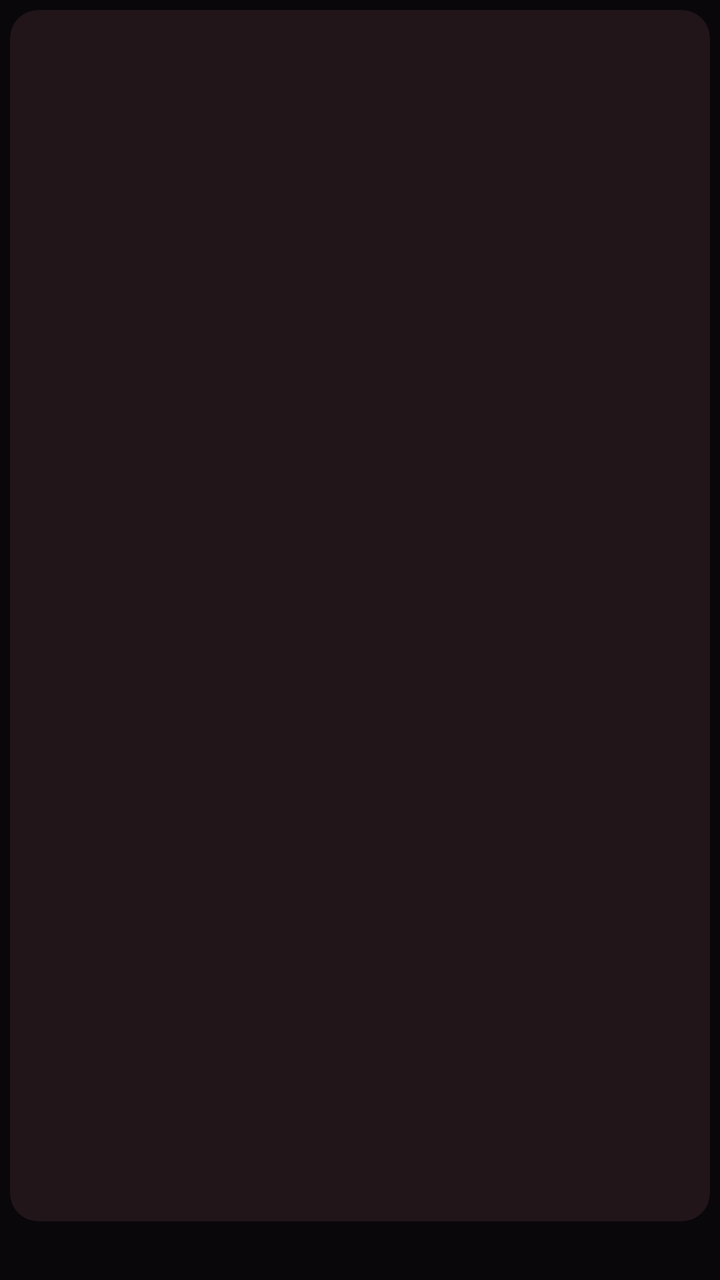
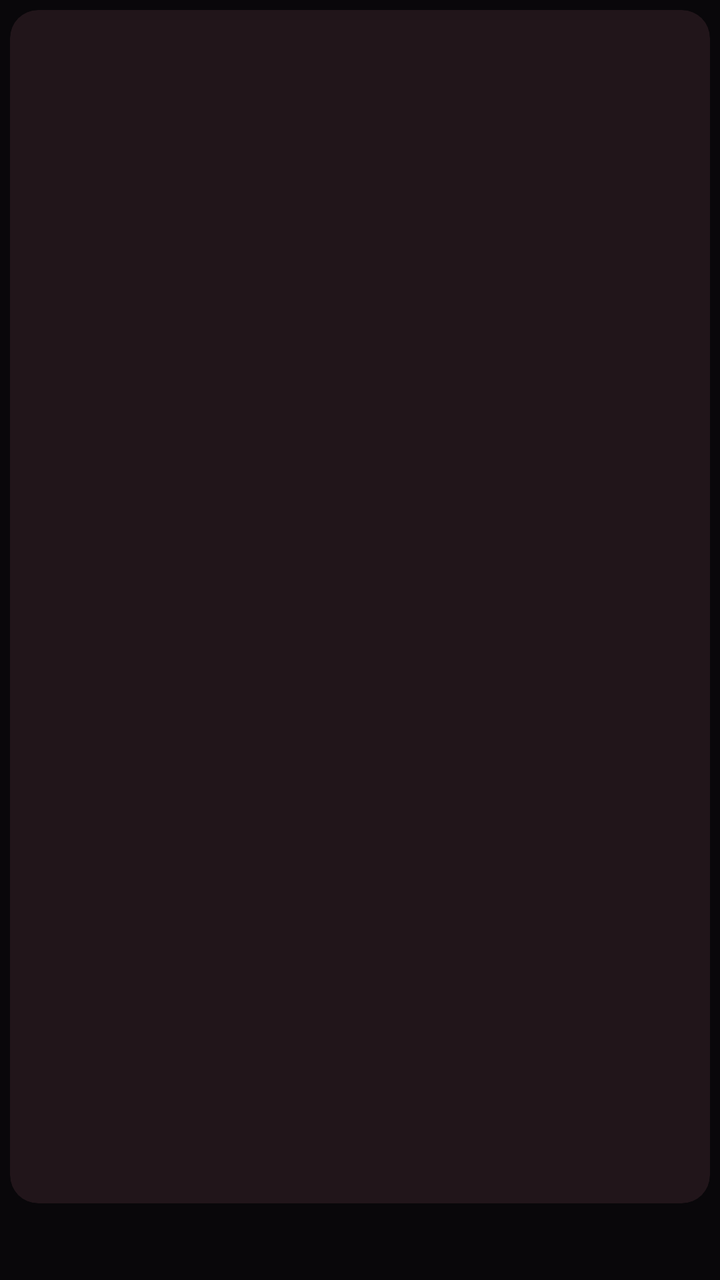

The first picture is an Android layout as it rendered before a commit; the second is the same layout after the commit. The layout source and the unified diff follow.
<!-- AndroidManifest.xml: application theme AppTheme -->
<!-- res/layout/item_home_channel.xml -->
<?xml version="1.0" encoding="utf-8"?>
<LinearLayout xmlns:android="http://schemas.android.com/apk/res/android"
    android:layout_width="220dp"
    android:layout_height="match_parent"
    android:layout_margin="5dp"
    android:background="@drawable/bg_card_home"
    android:clickable="true"
    android:clipChildren="false"
    android:focusable="true"
    android:orientation="vertical"
    android:padding="5dp">

    <FrameLayout
        android:layout_width="match_parent"
        android:layout_height="0dp"
        android:layout_weight="1"
        android:background="@drawable/bg_home_image"
        android:clipToOutline="true">

        <TextView
            android:id="@+id/tv_initial"
            android:layout_width="match_parent"
            android:layout_height="match_parent"
            android:gravity="center"
            android:textColor="#FFFF6B78"
            android:textSize="36sp"
            android:textStyle="bold" />

        <ImageView
            android:id="@+id/iv_logo"
            android:layout_width="match_parent"
            android:layout_height="match_parent"
            android:contentDescription="@null"
            android:padding="8dp"
            android:scaleType="fitCenter" />
    </FrameLayout>

    <TextView
        android:id="@+id/tv_name"
        android:layout_width="match_parent"
        android:layout_height="wrap_content"
        android:layout_marginTop="4dp"
        android:ellipsize="end"
        android:maxLines="1"
        android:textColor="#FFF7F3F4"
        android:textSize="15sp"
        android:textStyle="bold" />

    <TextView
        android:id="@+id/tv_now"
        android:layout_width="match_parent"
        android:layout_height="wrap_content"
        android:ellipsize="end"
        android:maxLines="1"
        android:textColor="#FFA99FA3"
        android:textSize="12sp"
        android:visibility="gone" />
</LinearLayout>
<!-- resources referenced by this layout -->
<resources>
  <!-- drawable bg_card_home (drawable) -->
  <?xml version="1.0" encoding="utf-8"?>
  <selector xmlns:android="http://schemas.android.com/apk/res/android">
      <item android:state_focused="true">
          <layer-list>
              <item
                  android:left="-4dp"
                  android:top="-4dp"
                  android:right="-4dp"
                  android:bottom="-4dp">
                  <shape android:shape="rectangle">
                      <solid android:color="#59FF2A3D" />
                      <corners android:radius="16dp" />
                  </shape>
              </item>
              <item
                  android:left="-2dp"
                  android:top="-2dp"
                  android:right="-2dp"
                  android:bottom="-2dp">
                  <shape android:shape="rectangle">
                      <solid android:color="#FFFFFF" />
                      <corners android:radius="14dp" />
                  </shape>
              </item>
              <item>
                  <shape android:shape="rectangle">
                      <solid android:color="#1E181B" />
                      <corners android:radius="12dp" />
                  </shape>
              </item>
          </layer-list>
      </item>
      <item android:drawable="@android:color/transparent" />
  </selector>
  <!-- drawable bg_home_image (drawable) -->
  <?xml version="1.0" encoding="utf-8"?>
  <shape xmlns:android="http://schemas.android.com/apk/res/android" android:shape="rectangle">
      <solid android:color="#21151A" />
      <corners android:radius="14dp" />
  </shape>
  <style name="AppTheme" parent="android:Theme.Material.NoActionBar">
          <item name="android:windowBackground">#09070A</item>
      </style>
</resources>

<!-- the commit's change to res/layout/item_home_channel.xml (unified diff, before → after) -->
@@ -1,6 +1,6 @@
 <?xml version="1.0" encoding="utf-8"?>
 <LinearLayout xmlns:android="http://schemas.android.com/apk/res/android"
-    android:layout_width="220dp"
+    android:layout_width="300dp"
     android:layout_height="match_parent"
     android:layout_margin="5dp"
     android:background="@drawable/bg_card_home"
@@ -23,7 +23,7 @@
             android:layout_height="match_parent"
             android:gravity="center"
             android:textColor="#FFFF6B78"
-            android:textSize="36sp"
+            android:textSize="48sp"
             android:textStyle="bold" />
 
         <ImageView
@@ -43,7 +43,7 @@
         android:ellipsize="end"
         android:maxLines="1"
         android:textColor="#FFF7F3F4"
-        android:textSize="15sp"
+        android:textSize="22sp"
         android:textStyle="bold" />
 
     <TextView
@@ -52,7 +52,17 @@
         android:layout_height="wrap_content"
         android:ellipsize="end"
         android:maxLines="1"
+        android:textColor="#FFFFFFFF"
+        android:textSize="17sp"
+        android:visibility="gone" />
+
+    <TextView
+        android:id="@+id/tv_next"
+        android:layout_width="match_parent"
+        android:layout_height="wrap_content"
+        android:ellipsize="end"
+        android:maxLines="1"
         android:textColor="#FFA99FA3"
-        android:textSize="12sp"
+        android:textSize="16sp"
         android:visibility="gone" />
 </LinearLayout>
